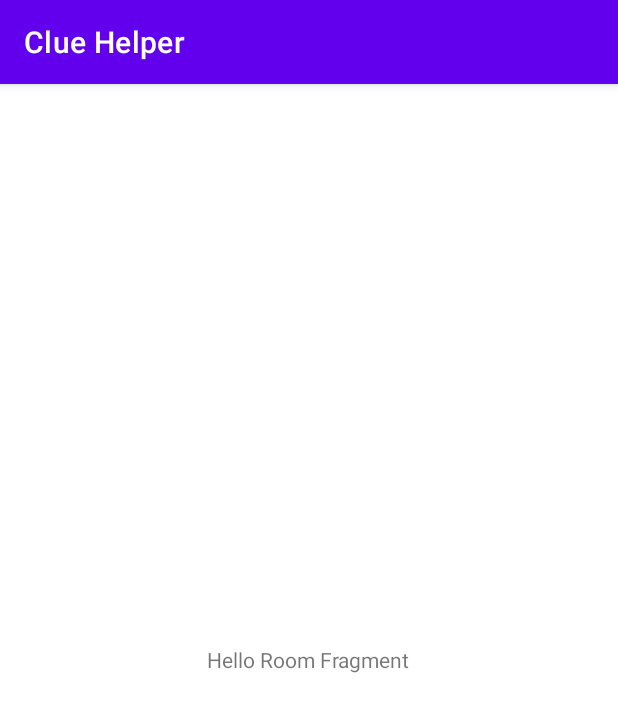
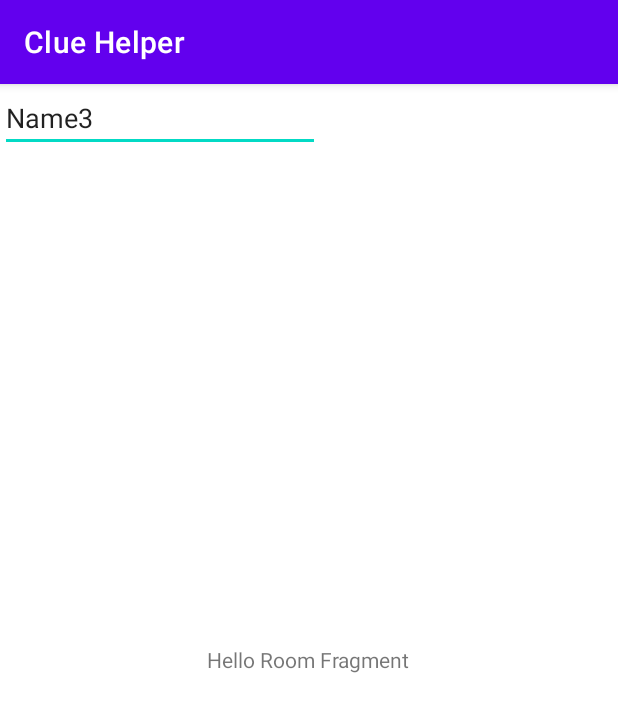
Before and after one commit to DarknightDragon/clue-helper, an Android app: the fragment RoomFragment shown on its own in the app's theme, on a phone screen of 412 x 824 dp. Shown: the top 712 px of the screen. Run offline under Robolectric (Android 15) with nearby library versions, the phone set to English and light mode, and no system bars.

Commit message:
Fixed bug not resuming on correct tab

```diff
--- a/app/src/main/java/com/github/DarknightDragon/cluehelper/MainActivity.java
+++ b/app/src/main/java/com/github/DarknightDragon/cluehelper/MainActivity.java
@@ -5,6 +5,7 @@ import androidx.viewpager2.widget.ViewPager2;
 
 import android.content.Intent;
 import android.os.Bundle;
+import android.util.Log;
 import android.view.View;
 import android.widget.Button;
 
@@ -31,6 +32,7 @@ public class MainActivity extends AppCompatActivity implements View.OnClickListe
     @Override
     public void onClick( View v ) {
         Intent intent = new Intent( this, TabActivity.class );
+        intent.addFlags( Intent.FLAG_ACTIVITY_REORDER_TO_FRONT );
         switch ( v.getId() ) {
             case R.id.btn_characters:
                 // open character fragment
@@ -51,7 +53,6 @@ public class MainActivity extends AppCompatActivity implements View.OnClickListe
                 // open settings page
                 intent.putExtra( "id", 3 );
         }
-
         startActivity( intent );
     }
 }
--- a/app/src/main/res/layout/fragment_room.xml
+++ b/app/src/main/res/layout/fragment_room.xml
@@ -11,4 +11,12 @@
         android:layout_gravity="center"
         android:text="Hello Room Fragment" />
 
+    <EditText
+        android:id="@+id/editTextTextPersonName2"
+        android:layout_width="wrap_content"
+        android:layout_height="wrap_content"
+        android:ems="10"
+        android:inputType="textPersonName"
+        android:text="Name3" />
+
 </FrameLayout>
--- a/build.gradle
+++ b/build.gradle
@@ -5,7 +5,7 @@ buildscript {
         jcenter()
     }
     dependencies {
-        classpath "com.android.tools.build:gradle:4.1.1"
+        classpath 'com.android.tools.build:gradle:4.1.2'
 
         // NOTE: Do not place your application dependencies here; they belong
         // in the individual module build.gradle files
```
Also changed, not shown: app/src/main/AndroidManifest.xml (+11 -2 lines), app/src/main/java/com/github/DarknightDragon/cluehelper/TabActivity.java (+53 -3 lines), app/src/main/res/layout/fragment_character.xml (+8 -0 lines), app/src/main/res/layout/fragment_weapon.xml (+8 -0 lines).
